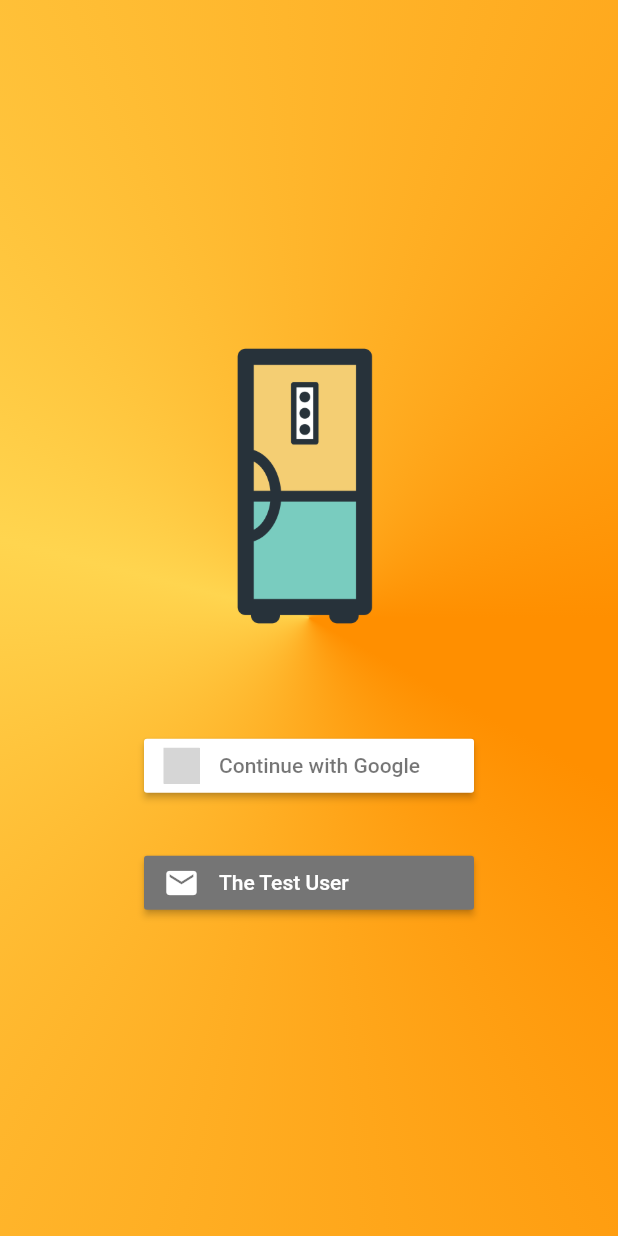
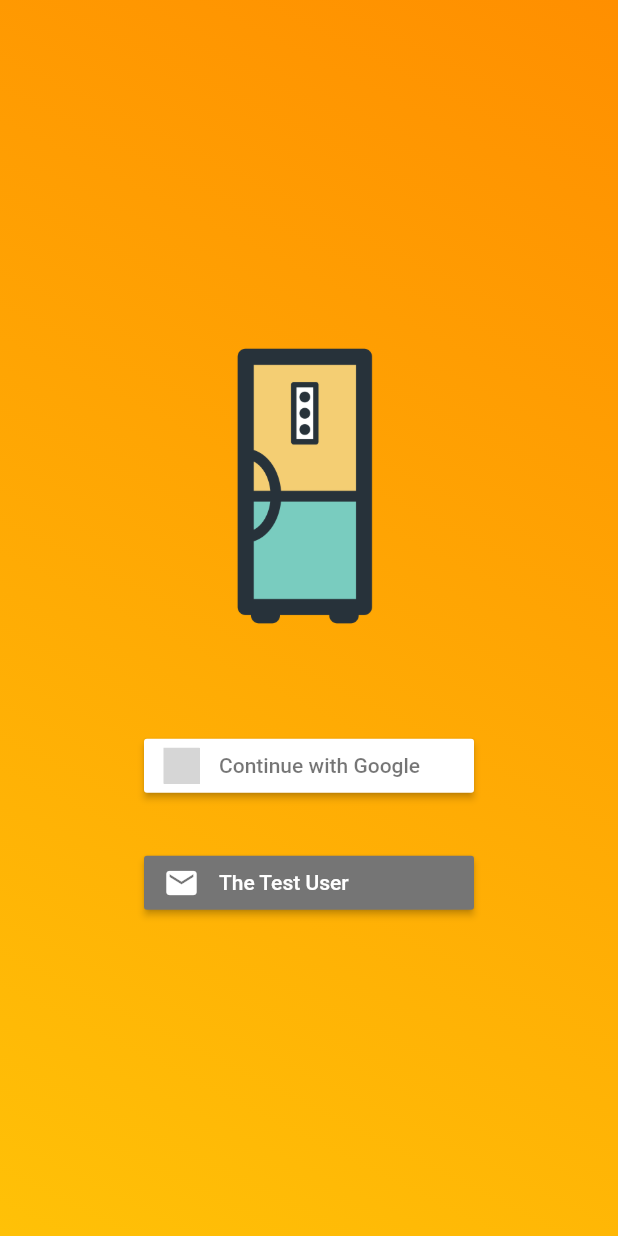
Before and after one commit to NterpriseCEO/GoogleSolutions, a Flutter app: the screen it shows after launch, on a phone screen of 412 x 824 dp. Run offline on Flutter 3.47's test engine with Material 2 defaults, Android fonts, the phone set to English and light mode, and no system bars; our stand-ins replace camera, cloud_firestore, firebase_auth, firebase_core, firebase_messaging, flutter_local_notifications and 7 more; missing offline and left inert: dropdown_banner, flutter_barcode_scanner, flutter_mobile_vision, flutter_picker; accounts and stored records are empty; statements that could not run were skipped; grey boxes are pictures that could not be loaded.

Commit message:
New gradient for login page

```diff
--- a/lib/pages/Login.dart
+++ b/lib/pages/Login.dart
@@ -103,13 +103,13 @@ class _LoginState extends State<Login> {
         inAsyncCall: showSpinner,
         child: Container(
           decoration: BoxDecoration(
-            gradient: SweepGradient(
+            gradient: LinearGradient(
+              begin: Alignment.bottomLeft,
+              end: Alignment.topRight,
               colors: [
-                Colors.amber[800],
-                Colors.amber[300],
+                Colors.amber[500],
                 Colors.amber[800],
               ],
-              startAngle: 0.5,
             )
           ),
           child: Center(
```
